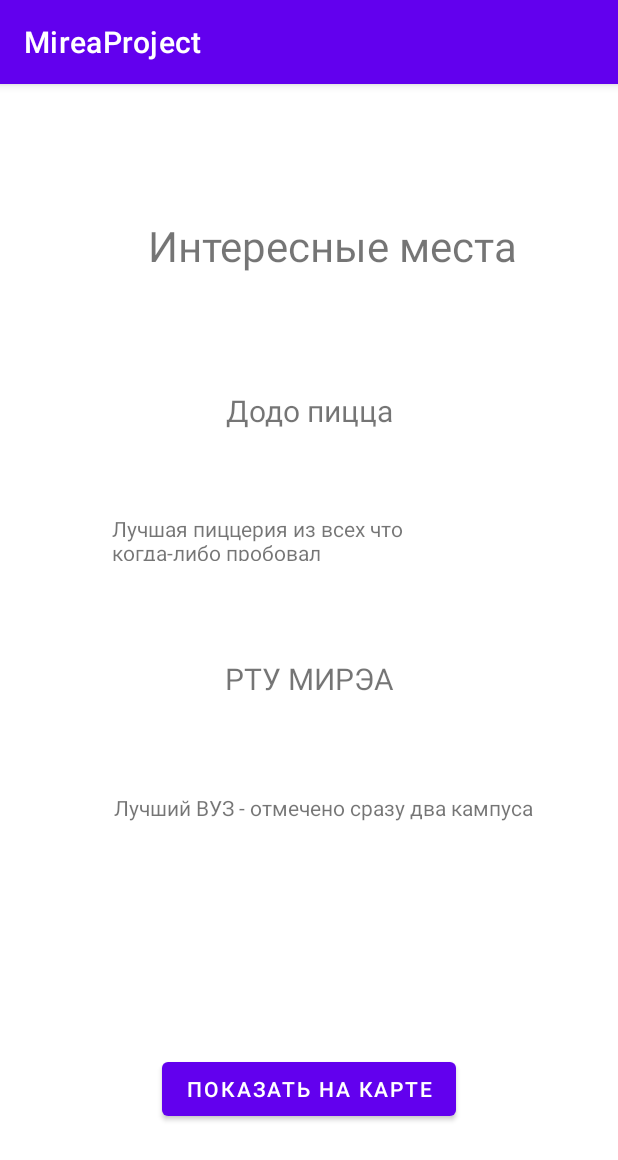
After one commit to Nom1o/MireaProject, an Android app: the fragment PlacesFragment shown on its own in the app's theme, on a phone screen of 412 x 824 dp. The commit adds this screen. Shown: the top 1160 px of the screen. Run offline under Robolectric (Android 15) with nearby library versions, the phone set to English and light mode, and no system bars; libraries missing offline, so code that uses them is left out: org.osmdroid.api, org.osmdroid.config, org.osmdroid.tileprovider, org.osmdroid.util, org.osmdroid.views.

Commit message:
Practice 8

```diff
--- a/app/build.gradle
+++ b/app/build.gradle
@@ -33,7 +33,9 @@ android {
 }
 
 dependencies {
-
+    implementation 'org.osmdroid:osmdroid-android:6.1.16'
+// библиотека для хранения данных SharedPreferences
+    implementation "androidx.preference:preference:1.2.0"
     implementation 'androidx.appcompat:appcompat:1.6.1'
     implementation 'com.google.android.material:material:1.8.0'
     implementation 'androidx.constraintlayout:constraintlayout:2.1.4'
--- /dev/null
+++ b/app/src/main/java/ru/mirea/koldinma/mireaproject/PlacesFragment.java
@@ -0,0 +1,107 @@
+package ru.mirea.koldinma.mireaproject;
+
+import android.Manifest;
+import android.content.Context;
+import android.content.Intent;
+import android.content.pm.PackageManager;
+import android.os.Bundle;
+
+import androidx.annotation.NonNull;
+import androidx.core.app.ActivityCompat;
+import androidx.core.content.ContextCompat;
+import androidx.core.content.res.ResourcesCompat;
+import androidx.fragment.app.Fragment;
+import androidx.preference.PreferenceManager;
+
+import android.util.DisplayMetrics;
+import android.view.LayoutInflater;
+import android.view.View;
+import android.view.ViewGroup;
+import android.widget.Toast;
+
+import org.osmdroid.api.IMapController;
+import org.osmdroid.config.Configuration;
+import org.osmdroid.tileprovider.tilesource.TileSourceFactory;
+import org.osmdroid.util.GeoPoint;
+import org.osmdroid.views.MapView;
+import org.osmdroid.views.overlay.Marker;
+import org.osmdroid.views.overlay.ScaleBarOverlay;
+import org.osmdroid.views.overlay.compass.CompassOverlay;
+import org.osmdroid.views.overlay.compass.InternalCompassOrientationProvider;
+import org.osmdroid.views.overlay.mylocation.GpsMyLocationProvider;
+import org.osmdroid.views.overlay.mylocation.MyLocationNewOverlay;
+
+import java.util.Objects;
+
+import ru.mirea.koldinma.mireaproject.databinding.FragmentPlacesBinding;
+
+/**
+ * A simple {@link Fragment} subclass.
+ * Use the {@link PlacesFragment#newInstance} factory method to
+ * create an instance of this fragment.
+ */
+public class PlacesFragment extends Fragment {
+
+    // TODO: Rename parameter arguments, choose names that match
+    // the fragment initialization parameters, e.g. ARG_ITEM_NUMBER
+    private static final String ARG_PARAM1 = "param1";
+    private static final String ARG_PARAM2 = "param2";
+
+    private FragmentPlacesBinding binding;
+
+    // TODO: Rename and change types of parameters
+    private String mParam1;
+    private String mParam2;
+
+    public PlacesFragment() {
+        // Required empty public constructor
+    }
+
+    /**
+     * Use this factory method to create a new instance of
+     * this fragment using the provided parameters.
+     *
+     * @param param1 Parameter 1.
+     * @param param2 Parameter 2.
+     * @return A new instance of fragment PlacesFragment.
+     */
+    // TODO: Rename and change types and number of parameters
+    public static PlacesFragment newInstance(String param1, String param2) {
+        PlacesFragment fragment = new PlacesFragment();
+        Bundle args = new Bundle();
+        args.putString(ARG_PARAM1, param1);
+        args.putString(ARG_PARAM2, param2);
+        fragment.setArguments(args);
+        return fragment;
+    }
+
+    @Override
+    public void onCreate(Bundle savedInstanceState) {
+        super.onCreate(savedInstanceState);
+        if (getArguments() != null) {
+            mParam1 = getArguments().getString(ARG_PARAM1);
+            mParam2 = getArguments().getString(ARG_PARAM2);
+        }
+    }
+
+    @Override
+    public View onCreateView(LayoutInflater inflater, ViewGroup container,
+                             Bundle savedInstanceState) {
+
+        binding = FragmentPlacesBinding.inflate(getLayoutInflater());
+        View view = binding.getRoot();
+
+        binding.button6.setOnClickListener(new View.OnClickListener() {
+            @Override
+            public void onClick(View v) {
+                Intent intent = new Intent(getContext(), MapActivity.class);
+                startActivity(intent);
+            }
+        });
+
+
+        return view;
+    }
+
+
+}
--- /dev/null
+++ b/app/src/main/res/layout/fragment_places.xml
@@ -0,0 +1,86 @@
+<?xml version="1.0" encoding="utf-8"?>
+<FrameLayout xmlns:android="http://schemas.android.com/apk/res/android"
+    xmlns:app="http://schemas.android.com/apk/res-auto"
+    xmlns:tools="http://schemas.android.com/tools"
+    android:layout_width="match_parent"
+    android:layout_height="800dp"
+    tools:context=".PlacesFragment" >
+
+    <androidx.constraintlayout.widget.ConstraintLayout
+        android:layout_width="match_parent"
+        android:layout_height="800dp">
+
+        <TextView
+            android:id="@+id/textView21"
+            android:layout_width="wrap_content"
+            android:layout_height="wrap_content"
+            android:text="Интересные места"
+            android:textSize="28sp"
+            app:layout_constraintBottom_toBottomOf="parent"
+            app:layout_constraintEnd_toEndOf="parent"
+            app:layout_constraintHorizontal_bias="0.598"
+            app:layout_constraintStart_toStartOf="parent"
+            app:layout_constraintTop_toTopOf="parent"
+            app:layout_constraintVertical_bias="0.116" />
+
+        <TextView
+            android:id="@+id/textView22"
+            android:layout_width="263dp"
+            android:layout_height="31dp"
+            android:text="Лучшая пиццерия из всех что когда-либо пробовал"
+
+            app:layout_constraintBottom_toBottomOf="parent"
+            app:layout_constraintEnd_toEndOf="parent"
+
+            app:layout_constraintStart_toStartOf="parent"
+            app:layout_constraintTop_toTopOf="parent"
+            app:layout_constraintVertical_bias="0.373" />
+
+        <Button
+            android:id="@+id/button6"
+            android:layout_width="wrap_content"
+            android:layout_height="wrap_content"
+            android:text="Показать на карте"
+            app:layout_constraintBottom_toBottomOf="parent"
+            app:layout_constraintEnd_toEndOf="parent"
+            app:layout_constraintStart_toStartOf="parent"
+            app:layout_constraintTop_toTopOf="parent"
+            app:layout_constraintVertical_bias="0.859" />
+
+        <TextView
+            android:id="@+id/textView23"
+            android:layout_width="wrap_content"
+            android:layout_height="wrap_content"
+
+            android:text="Лучший ВУЗ - отмечено сразу два кампуса"
+            app:layout_constraintBottom_toTopOf="@+id/button6"
+            app:layout_constraintEnd_toEndOf="parent"
+            app:layout_constraintHorizontal_bias="0.573"
+            app:layout_constraintStart_toStartOf="parent"
+            app:layout_constraintTop_toBottomOf="@+id/textView22" />
+
+        <TextView
+            android:id="@+id/textView24"
+            android:layout_width="wrap_content"
+            android:layout_height="wrap_content"
+            android:text="Додо пицца"
+            android:textSize="20sp"
+            app:layout_constraintBottom_toTopOf="@+id/textView22"
+            app:layout_constraintEnd_toEndOf="parent"
+            app:layout_constraintStart_toStartOf="parent"
+            app:layout_constraintTop_toBottomOf="@+id/textView21"
+            app:layout_constraintVertical_bias="0.582" />
+
+        <TextView
+            android:id="@+id/textView25"
+            android:layout_width="wrap_content"
+            android:layout_height="wrap_content"
+            android:text="РТУ МИРЭА"
+            android:textSize="20sp"
+            app:layout_constraintBottom_toTopOf="@+id/textView23"
+            app:layout_constraintEnd_toEndOf="parent"
+            app:layout_constraintStart_toStartOf="parent"
+            app:layout_constraintTop_toBottomOf="@+id/textView22"
+            app:layout_constraintVertical_bias="0.51" />
+    </androidx.constraintlayout.widget.ConstraintLayout>
+</FrameLayout>
--- a/app/src/main/res/menu/activity_main_drawer.xml
+++ b/app/src/main/res/menu/activity_main_drawer.xml
@@ -52,5 +52,9 @@
             android:id="@+id/nav_net"
             android:icon="@drawable/free_icon_weather_3942043"
             android:title="File Worker" />
+        <item
+            android:id="@+id/nav_places"
+            android:icon="@android:drawable/ic_dialog_map"
+            android:title="Places" />
     </group>
 </menu>
--- a/app/src/main/res/navigation/mobile_navigation.xml
+++ b/app/src/main/res/navigation/mobile_navigation.xml
@@ -67,4 +67,9 @@
         android:name="ru.mirea.koldinma.mireaproject.NetFragment"
         android:label="fragment_net"
         tools:layout="@layout/fragment_net" />
+    <fragment
+        android:id="@+id/nav_places"
+        android:name="ru.mirea.koldinma.mireaproject.PlacesFragment"
+        android:label="fragment_places"
+        tools:layout="@layout/fragment_places" />
 </navigation>
--- a/build.gradle
+++ b/build.gradle
@@ -1,5 +1,6 @@
 buildscript {
     dependencies {
+
         classpath 'com.google.gms:google-services:4.3.15'
     }
 }// Top-level build file where you can add configuration options common to all sub-projects/modules.
```
Also changed, not shown: app/src/main/AndroidManifest.xml (+10 -4 lines), app/src/main/java/ru/mirea/koldinma/mireaproject/MapActivity.java (added, +127 -0 lines), app/src/main/res/layout/activity_map.xml (added, +12 -0 lines).
